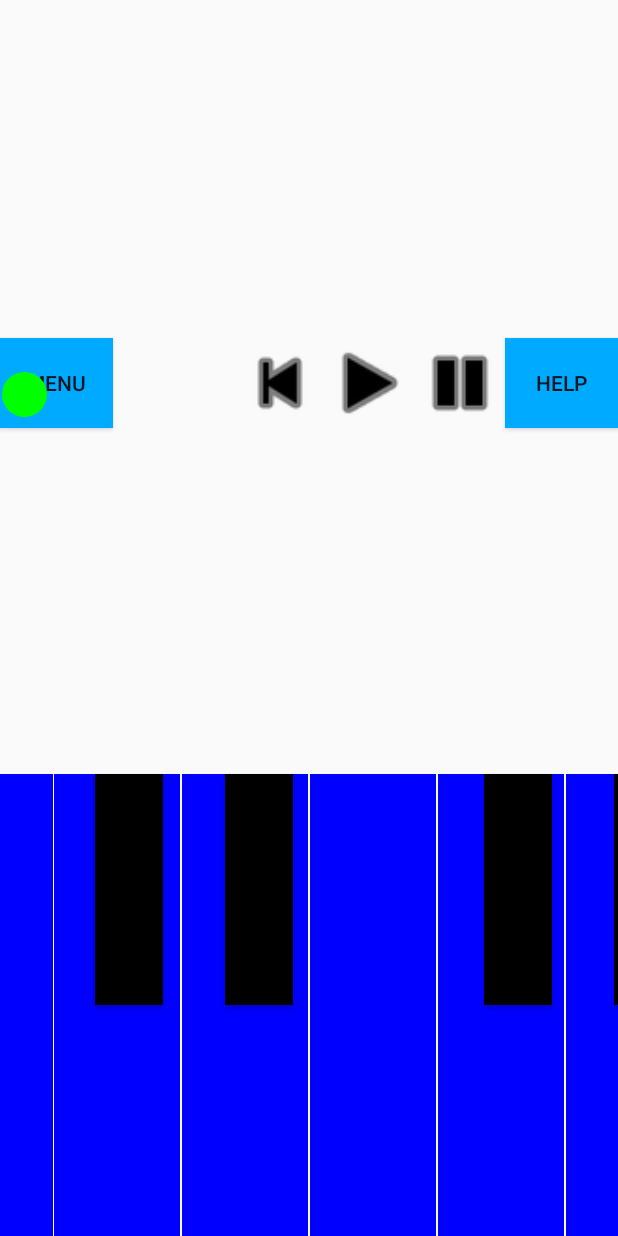
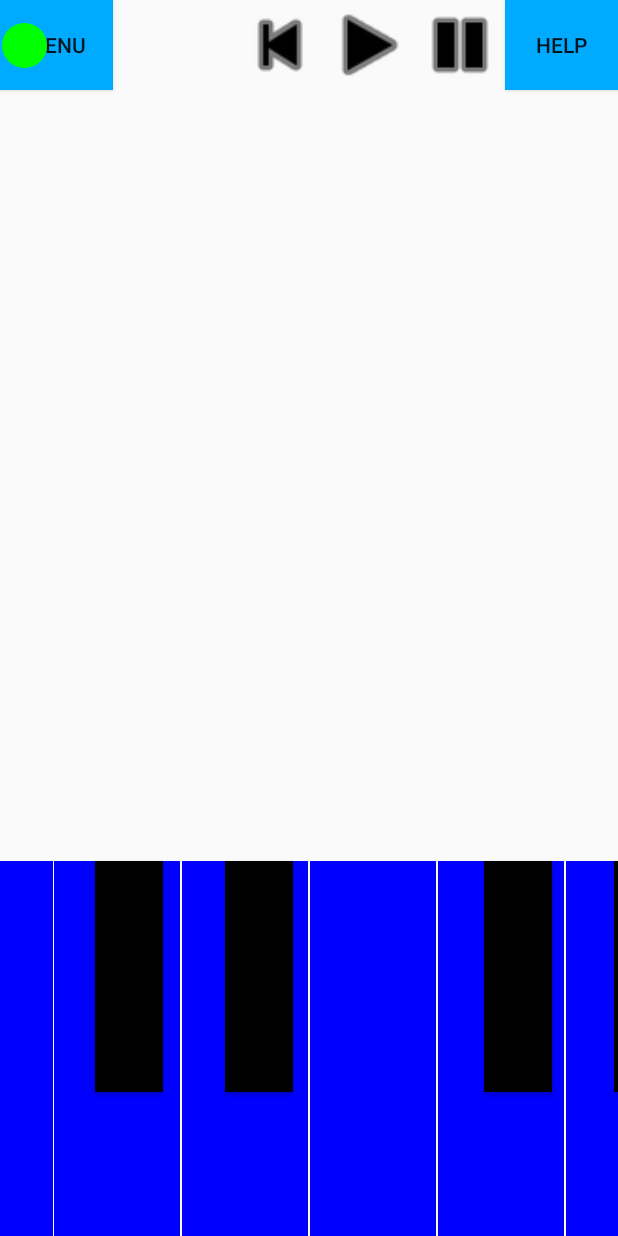
Before and after one commit to rehartri/TapBand, an Android app: the layout activity_main.xml on its own in the app's theme, with its tools: preview values and no code run, on a phone screen of 412 x 824 dp. Run offline under Robolectric (Android 15) with nearby library versions, the phone set to English and light mode, and no system bars.

Commit message:
constraints temp

```diff
--- a/app/src/main/res/layout/activity_main.xml
+++ b/app/src/main/res/layout/activity_main.xml
@@ -9,15 +9,15 @@
     <Button
         android:id="@+id/CLo"
         android:layout_width="84sp"
-        android:layout_height="308sp"
+        android:layout_height="250sp"
         android:background="@color/ButtonColor"
+        android:minHeight="0sp"
+        android:soundEffectsEnabled="false"
         android:stateListAnimator="@null"
         android:text="@string/none"
-        android:minHeight="0sp"
         app:layout_constraintBottom_toBottomOf="parent"
         app:layout_constraintEnd_toStartOf="@+id/D"
-        app:layout_constraintStart_toStartOf="parent"
-        android:soundEffectsEnabled="false"/>
+        app:layout_constraintStart_toStartOf="parent" />
 
     <Button
         android:id="@+id/CSharp"
@@ -35,17 +35,17 @@
     <Button
         android:id="@+id/D"
         android:layout_width="84sp"
-        android:layout_height="308sp"
+        android:layout_height="250sp"
         android:layout_marginStart="1sp"
         android:layout_marginLeft="1sp"
         android:background="@color/ButtonColor"
+        android:minHeight="0sp"
+        android:soundEffectsEnabled="false"
+        android:stateListAnimator="@null"
         android:text="@string/none"
-        android:minHeight="0sp"
-        android:stateListAnimator="@null"
         app:layout_constraintBottom_toBottomOf="parent"
         app:layout_constraintEnd_toStartOf="@+id/E"
-        app:layout_constraintStart_toEndOf="@+id/CLo"
-        android:soundEffectsEnabled="false"/>
+        app:layout_constraintStart_toEndOf="@+id/CLo" />
 
     <Button
         android:id="@+id/DSharp"
@@ -63,32 +63,32 @@
     <Button
         android:id="@+id/E"
         android:layout_width="84sp"
-        android:layout_height="308sp"
+        android:layout_height="250sp"
         android:layout_marginStart="1sp"
         android:layout_marginLeft="1sp"
         android:background="@color/ButtonColor"
+        android:minHeight="0sp"
+        android:soundEffectsEnabled="false"
+        android:stateListAnimator="@null"
         android:text="@string/none"
-        android:minHeight="0sp"
-        android:stateListAnimator="@null"
         app:layout_constraintBottom_toBottomOf="parent"
         app:layout_constraintEnd_toStartOf="@+id/F"
-        app:layout_constraintStart_toEndOf="@+id/D"
-        android:soundEffectsEnabled="false"/>
+        app:layout_constraintStart_toEndOf="@+id/D" />
 
     <Button
         android:id="@+id/F"
         android:layout_width="84sp"
-        android:layout_height="308sp"
+        android:layout_height="250sp"
         android:layout_marginStart="1sp"
         android:layout_marginLeft="1sp"
         android:background="@color/ButtonColor"
+        android:minHeight="0sp"
+        android:soundEffectsEnabled="false"
+        android:stateListAnimator="@null"
         android:text="@string/none"
-        android:minHeight="0sp"
-        android:stateListAnimator="@null"
         app:layout_constraintBottom_toBottomOf="parent"
         app:layout_constraintEnd_toStartOf="@+id/G"
-        app:layout_constraintStart_toEndOf="@+id/E"
-        android:soundEffectsEnabled="false"/>
+        app:layout_constraintStart_toEndOf="@+id/E" />
 
     <Button
         android:id="@+id/FSharp"
@@ -106,17 +106,17 @@
     <Button
         android:id="@+id/G"
         android:layout_width="84sp"
-        android:layout_height="308sp"
+        android:layout_height="250sp"
         android:layout_marginStart="1sp"
         android:layout_marginLeft="1sp"
         android:background="@color/ButtonColor"
+        android:minHeight="0sp"
+        android:soundEffectsEnabled="false"
         android:stateListAnimator="@null"
         android:text="@string/none"
-        android:minHeight="0sp"
         app:layout_constraintBottom_toBottomOf="parent"
         app:layout_constraintEnd_toStartOf="@+id/A"
-        app:layout_constraintStart_toEndOf="@+id/F"
-        android:soundEffectsEnabled="false"/>
+        app:layout_constraintStart_toEndOf="@+id/F" />
 
     <Button
         android:id="@+id/GSharp"
@@ -134,17 +134,17 @@
     <Button
         android:id="@+id/A"
         android:layout_width="84sp"
-        android:layout_height="308sp"
+        android:layout_height="250sp"
         android:layout_marginStart="1sp"
         android:layout_marginLeft="1sp"
         android:background="@color/ButtonColor"
+        android:minHeight="0sp"
+        android:soundEffectsEnabled="false"
+        android:stateListAnimator="@null"
         android:text="@string/none"
-        android:minHeight="0sp"
-        android:stateListAnimator="@null"
         app:layout_constraintBottom_toBottomOf="parent"
         app:layout_constraintEnd_toStartOf="@+id/B"
-        app:layout_constraintStart_toEndOf="@+id/G"
-        android:soundEffectsEnabled="false"/>
+        app:layout_constraintStart_toEndOf="@+id/G" />
 
     <Button
         android:id="@+id/ASharp"
@@ -162,41 +162,39 @@
     <Button
         android:id="@+id/B"
         android:layout_width="84sp"
-        android:layout_height="308sp"
+        android:layout_height="250sp"
         android:layout_marginStart="1sp"
         android:layout_marginLeft="1sp"
         android:background="@color/ButtonColor"
+        android:minHeight="0sp"
+        android:soundEffectsEnabled="false"
+        android:stateListAnimator="@null"
         android:text="@string/none"
-        android:minHeight="0sp"
-        android:stateListAnimator="@null"
         app:layout_constraintBottom_toBottomOf="parent"
         app:layout_constraintEnd_toStartOf="@+id/CHi"
-        app:layout_constraintStart_toEndOf="@+id/A"
-        android:soundEffectsEnabled="false"/>
+        app:layout_constraintStart_toEndOf="@+id/A" />
 
     <Button
         android:id="@+id/CHi"
         android:layout_width="84sp"
-        android:layout_height="308sp"
+        android:layout_height="250sp"
         android:layout_marginStart="1sp"
         android:layout_marginLeft="1sp"
         android:background="@color/ButtonColor"
+        android:minHeight="0sp"
+        android:soundEffectsEnabled="false"
         android:text="@string/none"
-        android:minHeight="0sp"
         app:layout_constraintBottom_toBottomOf="parent"
         app:layout_constraintEnd_toEndOf="parent"
-        app:layout_constraintStart_toEndOf="@+id/B"
-        android:soundEffectsEnabled="false"/>
+        app:layout_constraintStart_toEndOf="@+id/B" />
 
     <Button
         android:id="@+id/Menu"
         android:layout_width="75sp"
         android:layout_height="60sp"
-        android:layout_marginBottom="5dp"
         android:background="@color/MenuButtons"
+        android:minHeight="0sp"
         android:text="@string/Menu"
-        android:minHeight="0sp"
-        app:layout_constraintBottom_toTopOf="@+id/CLo"
         app:layout_constraintStart_toStartOf="parent"
         app:layout_constraintTop_toTopOf="parent" />
 
@@ -207,11 +205,9 @@
         android:layout_marginTop="15sp"
         android:layout_marginEnd="125dp"
         android:layout_marginRight="125dp"
-        android:layout_marginBottom="5dp"
         android:background="@drawable/round_button_red"
+        android:minHeight="0sp"
         android:text="@string/none"
-        android:minHeight="0sp"
-        app:layout_constraintBottom_toTopOf="@+id/F"
         app:layout_constraintEnd_toStartOf="@+id/StartOver"
         app:layout_constraintTop_toTopOf="parent" />
 
@@ -219,12 +215,10 @@
         android:id="@+id/StartOver"
         android:layout_width="60sp"
         android:layout_height="60sp"
-        android:layout_marginBottom="5dp"
         android:background="@android:drawable/ic_media_previous"
         android:backgroundTint="@color/ButtonColor2"
+        android:minHeight="0sp"
         android:text="@string/none"
-        android:minHeight="0sp"
-        app:layout_constraintBottom_toTopOf="@+id/A"
         app:layout_constraintEnd_toStartOf="@+id/Play"
         app:layout_constraintTop_toTopOf="parent" />
 
@@ -232,12 +226,10 @@
         android:id="@+id/Play"
         android:layout_width="60sp"
         android:layout_height="60sp"
-        android:layout_marginBottom="5dp"
         android:background="@android:drawable/ic_media_play"
         android:backgroundTint="@color/ButtonColor2"
+        android:minHeight="0sp"
         android:text="@string/none"
-        android:minHeight="0sp"
-        app:layout_constraintBottom_toTopOf="@+id/A"
         app:layout_constraintEnd_toStartOf="@+id/Pause"
         app:layout_constraintTop_toTopOf="parent" />
 
@@ -245,12 +237,10 @@
         android:id="@+id/Pause"
         android:layout_width="60sp"
         android:layout_height="60sp"
-        android:layout_marginBottom="5dp"
         android:background="@android:drawable/ic_media_pause"
         android:backgroundTint="@color/ButtonColor2"
+        android:minHeight="0sp"
         android:text="@string/none"
-        android:minHeight="0sp"
-        app:layout_constraintBottom_toTopOf="@+id/B"
         app:layout_constraintEnd_toStartOf="@+id/Help"
         app:layout_constraintTop_toTopOf="parent" />
 
@@ -258,11 +248,9 @@
         android:id="@+id/Help"
         android:layout_width="75sp"
         android:layout_height="60sp"
-        android:layout_marginBottom="5dp"
         android:background="@color/MenuButtons"
+        android:minHeight="0sp"
         android:text="@string/Help"
-        android:minHeight="0sp"
-        app:layout_constraintBottom_toTopOf="@+id/CHi"
         app:layout_constraintEnd_toEndOf="parent"
         app:layout_constraintTop_toTopOf="parent" />
 
@@ -274,10 +262,8 @@
         android:layout_marginLeft="15sp"
         android:layout_marginEnd="15sp"
         android:layout_marginRight="15sp"
-        android:layout_marginBottom="5dp"
         android:max="2"
         android:progress="1"
-        app:layout_constraintBottom_toTopOf="@+id/CSharp"
         app:layout_constraintEnd_toStartOf="@+id/Record"
         app:layout_constraintStart_toEndOf="@+id/Menu"
         app:layout_constraintTop_toTopOf="parent" />
```
